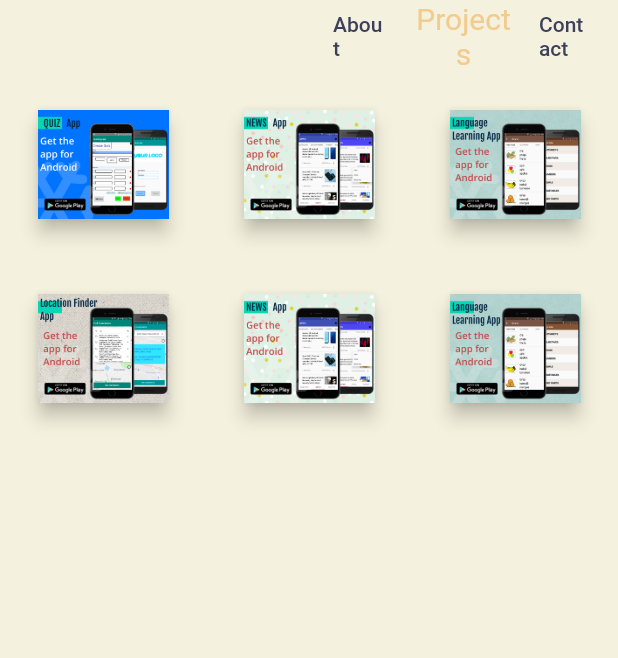
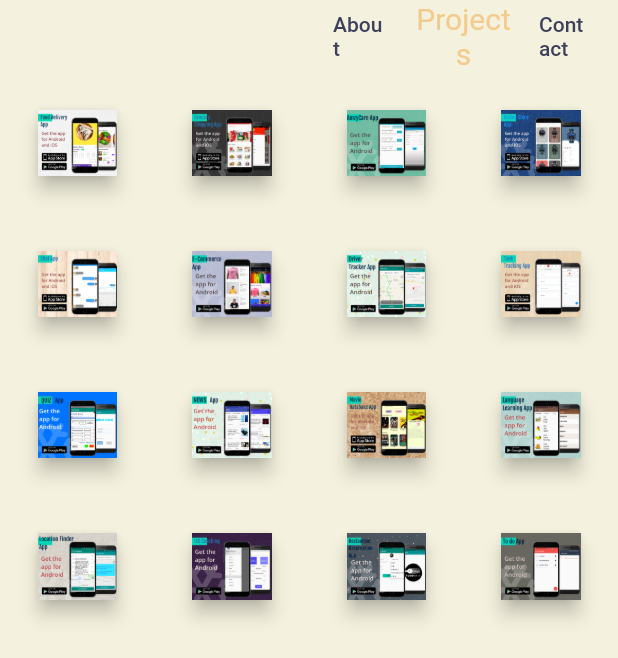
Before and after one commit to satyaroutray1/satyaroutray1.github.io, a Flutter app: the Portfolio screen opened directly, on a phone screen of 412 x 824 dp. Shown: the top 658 px of the screen. Run offline on Flutter 3.47's test engine with Material 2 defaults, Android fonts, the phone set to English and light mode, and no system bars; our stand-ins replace flutter_icons; missing offline and left inert: dart:html.

Commit message:
portfolio page

```diff
--- a/lib/portfolio.dart
+++ b/lib/portfolio.dart
@@ -109,24 +109,36 @@ class _PortfolioState extends State<Portfolio> {
                         children: [
                           Row(
                             children: [
-                              /*Expanded(
-                                  flex: 1,
-                                  child: Card(
-                                      child: Image.asset('images/1.jpg', fit: BoxFit.contain,),
-                                  elevation: 20,)
-                              ),*/
+                              MyCard('images/fooddeliveryF.jpg'),
+                              MyCard('images/groceryshoppingF.jpg'),
+                              MyCard('images/amzycareA.jpg'),
+                              MyCard('images/watchF.jpg'),
+
+                            ],
+                          ),
+                          Row(
+                            children: [
+                              MyCard('images/chatF.jpg'),
+                              MyCard('images/rainbowclosetA.jpg'),
+                              MyCard('images/locationtrackerA.jpg'),
+                              MyCard('images/tasktrackerF.jpg'),
+                            ],
+                          ),
+                          Row(
+                            children: [
+
                               MyCard('images/1.jpg'),
                               MyCard('images/2.jpg'),
-
+                              MyCard('images/moviedbF.jpg'),
                               MyCard('images/3.jpg'),
                             ],
                           ),
                           Row(
                             children: [
                               MyCard('images/4.jpg'),
-                              MyCard('images/2.jpg'),
-
-                              MyCard('images/3.jpg'),
+                              MyCard('images/alchemyA.jpg'),
+                              MyCard('images/resevationA.jpg'),
+                              MyCard('images/todoA.jpg'),
                             ],
                           ),
 
```
Also changed, not shown: lib/contact.dart (added, +23 -0 lines), images/alchemyA.jpg (added), images/amzycareA.jpg (added), images/chatF.jpg (added), images/currencyA.jpg (added), images/fooddeliveryF.jpg (added), images/groceryshoppingF.jpg (added), images/grocerytrackerF.jpg (added), images/locationtrackerA.jpg (added), images/moviedbF.jpg (added), images/rainbowclosetA.jpg (added), images/resevationA.jpg (added), images/tasktrackerF.jpg (added), images/todoA.jpg (added), 1 more files.
